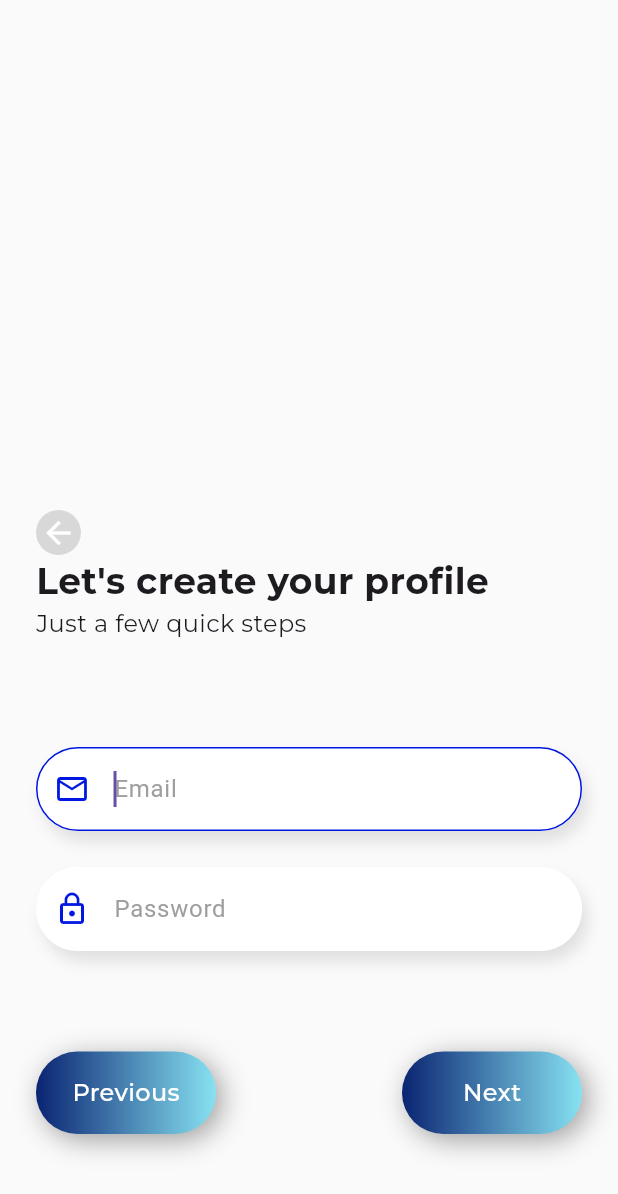
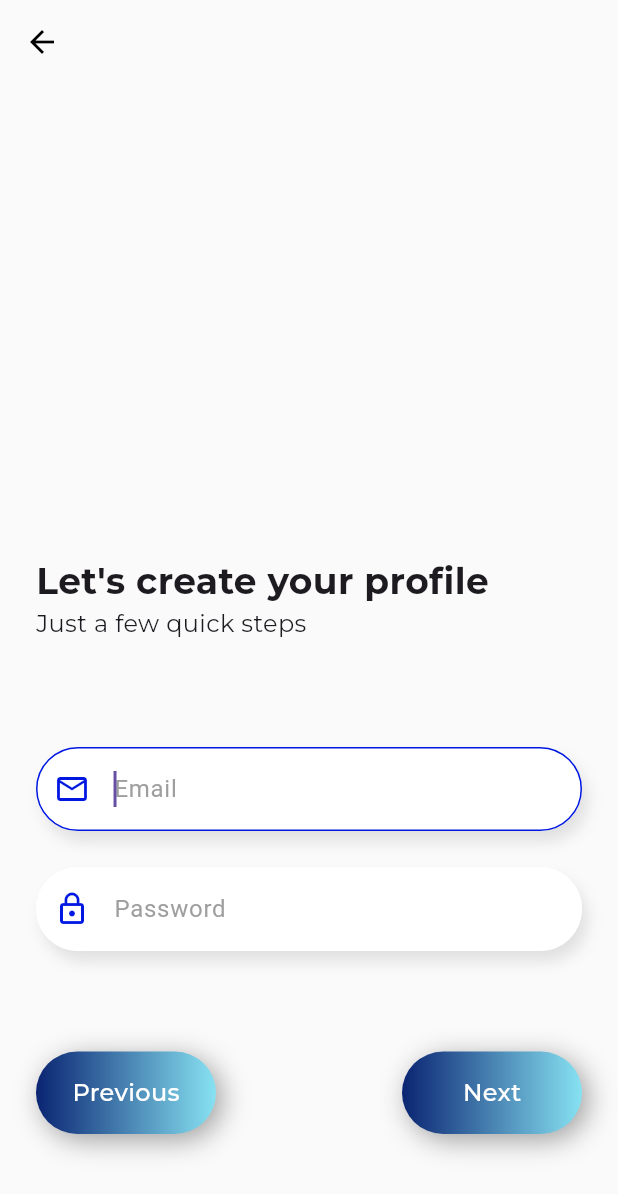
Before and after one commit to ryanemm/get_local, a Flutter app: the LocalSignUp screen opened directly, on a phone screen of 412 x 824 dp. Shown: the top 1194 px of the screen. Run offline on Flutter 3.47's test engine with Material 3 defaults, Android fonts, the phone set to English and light mode, and no system bars; drawn by our look-alikes of loader_overlay; our stand-ins replace dotted_border, email_validator, file_picker, flutter_svg, flutter_toggle_tab, google_fonts and 3 more; missing offline and left inert: load_switch, scroll_to_hide; accounts and stored records are empty; network calls fail.

Commit message:
OTP error handling locals+company screens

```diff
--- a/lib/layouts/login/local_sign_up.dart
+++ b/lib/layouts/login/local_sign_up.dart
@@ -49,6 +49,7 @@ class _LocalSignUpState extends State<LocalSignUp> {
   String _chosenModel = "title";
   DateTime selectedDate = DateTime.now();
   bool OTPVerified = false;
+  bool showOTPError = false;
 
   Future<void> selectDate(BuildContext context) async {
     final pickedDate = await showDatePicker(
@@ -110,6 +111,7 @@ class _LocalSignUpState extends State<LocalSignUp> {
     }
     if (result.result == "incorrect") {
       print("Incorrect OPT");
+      showOTPError = true;
     }
 
     return result;
@@ -220,6 +222,14 @@ class _LocalSignUpState extends State<LocalSignUp> {
                     )),
               ),
             ),
+            SizedBox(height: 16),
+            showOTPError == true ?
+              Text("Incorrect OTP entered",
+                  style: GoogleFonts.montserrat(
+                  fontSize: 16,
+                  fontWeight: FontWeight.bold,
+                  color: Colors.red)) :
+              Container()
           ],
         ),
       ),
@@ -480,9 +490,24 @@ class _LocalSignUpState extends State<LocalSignUp> {
     Widget signUpStage = stages[currentIndex];
     return LoaderOverlay(
         child: Scaffold(
+          appBar: AppBar(
+            backgroundColor: Colors.grey[50],
+            leading:   GestureDetector(
+                onTap: () {
+                  print("Back button tapped");
+                  Navigator.pop(context);
+                },
+                child: Center(
+                  child: Icon(
+                    Icons.arrow_back,
+                    color: Colors.black,
+                  ),
+                ),
+              ),
+          ),
             body: Container(
       padding: const EdgeInsets.symmetric(horizontal: 24, vertical: 8),
-      height: double.infinity,
+
       color: Colors.grey[50],
       child: Form(
         //key: _formKey,
@@ -490,32 +515,9 @@ class _LocalSignUpState extends State<LocalSignUp> {
             crossAxisAlignment: CrossAxisAlignment.start,
             mainAxisAlignment: MainAxisAlignment.end,
             children: [
-              Column(
-                crossAxisAlignment: CrossAxisAlignment.start,
-                children: [
-                      GestureDetector(
-                        onTap: () {
-                          print("Back button tapped");
-                          Navigator.pop(context);
-                        },
-                        child: Container(
-                          height: 30,
-                          width: 30,
-                          decoration: const BoxDecoration(
-                              borderRadius:
-                                  BorderRadius.all(Radius.circular(15)),
-                              color: Color.fromARGB(84, 148, 147, 147)),
-                          child: Center(
-                            child: Icon(
-                              Icons.arrow_back,
-                              color: Colors.white,
-                            ),
-                          ),
-                        ),
-                      ),
-                  Expanded(
-                    flex: 2,
-                    child: Container()),
+
+              Expanded(child: Container()),
+
                                 Text(
                                   "Let's create your profile",
                                   style: GoogleFonts.montserrat(
@@ -525,8 +527,6 @@ class _LocalSignUpState extends State<LocalSignUp> {
                                   "Just a few quick steps",
                                   style: GoogleFonts.montserrat(
                 fontSize: 16, fontWeight: FontWeight.normal),
-                  )
-                ],
                                 ),
               SizedBox(height: 36),
               AnimatedSwitcher(
@@ -591,7 +591,7 @@ class _LocalSignUpState extends State<LocalSignUp> {
                             print("next button clicked");
                             print(currentIndex);
                             } else {
-
+                              OTPController.text = "";
                             }
                         } else if (currentIndex == 4) {
                             email = emailController.text;
```
Also changed, not shown: lib/layouts/login/employer_sign_up.dart (+132 -34 lines), lib/layouts/login/sign_up_screen.dart (+13 -27 lines). Lines whose indentation alone changed are shown as unchanged.
